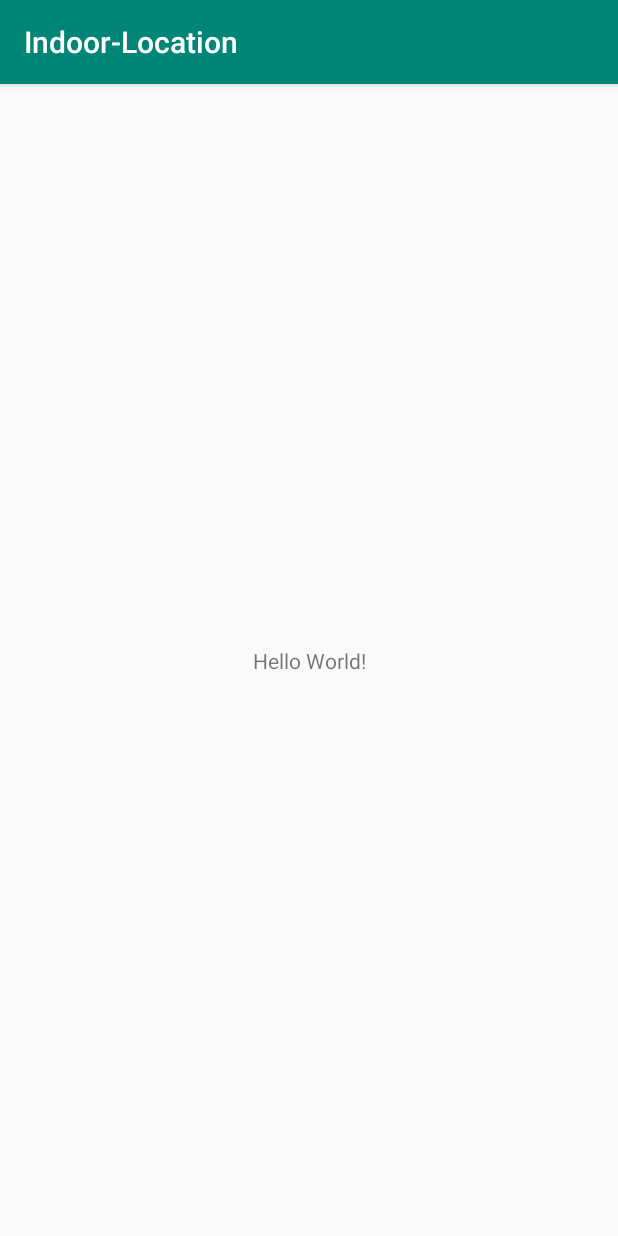
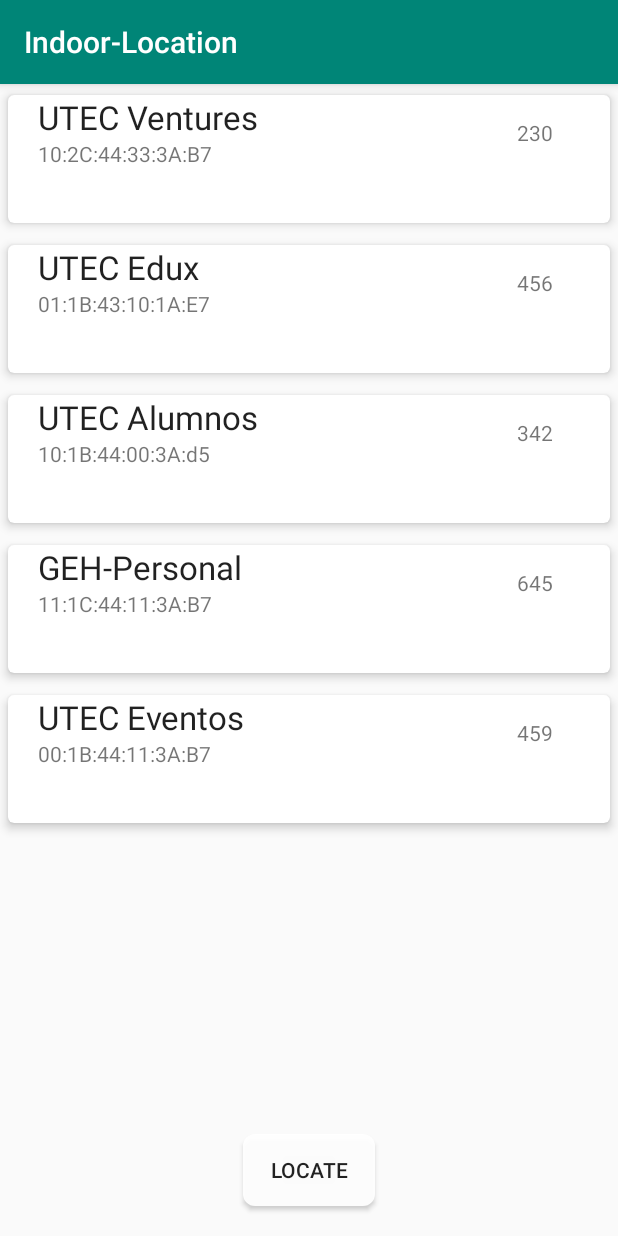
Before and after one commit to JonathanLoza/Indoor-Location, an Android app: the screen it shows after launch (IndoorLocationActivity), on a phone screen of 412 x 824 dp. Run offline under Robolectric (Android 15) with nearby library versions, the phone set to English and light mode, and no system bars.

Commit message:
Update Recyclerview

```diff
--- a/app/build.gradle
+++ b/app/build.gradle
@@ -26,4 +26,6 @@ dependencies {
     testImplementation 'junit:junit:4.12'
     androidTestImplementation 'androidx.test.ext:junit:1.1.0'
     androidTestImplementation 'androidx.test.espresso:espresso-core:3.1.1'
+    implementation 'androidx.recyclerview:recyclerview:1.1.0'
+    implementation 'androidx.cardview:cardview:1.0.0'
 }
--- a/app/src/main/java/com/example/indoor_location/IndoorLocationActivity.java
+++ b/app/src/main/java/com/example/indoor_location/IndoorLocationActivity.java
@@ -1,13 +1,42 @@
 package com.example.indoor_location;
 
 import androidx.appcompat.app.AppCompatActivity;
+import androidx.recyclerview.widget.LinearLayoutManager;
+import androidx.recyclerview.widget.RecyclerView;
+
 import android.os.Bundle;
 
+import java.util.ArrayList;
+import java.util.List;
+
 public class IndoorLocationActivity extends AppCompatActivity {
-
+    private RecyclerView recyclerView;
+    private WifiAdapter mAdapter;
+    private RecyclerView.LayoutManager layoutManager;
     @Override
     protected void onCreate(Bundle savedInstanceState) {
         super.onCreate(savedInstanceState);
         setContentView(R.layout.activity_indoor_location);
+        List<NetworkManager> items = new ArrayList<NetworkManager>();
+
+        items.add(new NetworkManager("UTEC Ventures", "10:2C:44:33:3A:B7", 230));
+        items.add(new NetworkManager("UTEC Edux", "01:1B:43:10:1A:E7", 456));
+        items.add(new NetworkManager("UTEC Alumnos", "10:1B:44:00:3A:d5", 342));
+        items.add(new NetworkManager("GEH-Personal", "11:1C:44:11:3A:B7", 645));
+        items.add(new NetworkManager("UTEC Eventos", "00:1B:44:11:3A:B7", 459));
+
+        recyclerView = (RecyclerView) findViewById(R.id.rvWifi);
+
+        // use this setting to improve performance if you know that changes
+        // in content do not change the layout size of the RecyclerView
+        recyclerView.setHasFixedSize(true);
+
+        // use a linear layout manager
+        layoutManager = new LinearLayoutManager(this);
+        recyclerView.setLayoutManager(layoutManager);
+
+        // specify an adapter (see also next example)
+        mAdapter = new WifiAdapter(items);
+        recyclerView.setAdapter(mAdapter);
     }
 }
--- a/app/src/main/java/com/example/indoor_location/NetworkManager.java
+++ b/app/src/main/java/com/example/indoor_location/NetworkManager.java
@@ -1,4 +1,25 @@
 package com.example.indoor_location;
 
 public class NetworkManager {
+    private String mac;
+    private String nombre;
+    private int rssi;
+
+    public NetworkManager(String nombre,String mac, int rssi) {
+        this.mac = mac;
+        this.nombre = nombre;
+        this.rssi = rssi;
+    }
+
+    public String getNombre() {
+        return nombre;
+    }
+
+    public int getRssi() {
+        return rssi;
+    }
+
+    public String getMac() {
+        return mac;
+    }
 }
--- a/app/src/main/java/com/example/indoor_location/WifiAdapter.java
+++ b/app/src/main/java/com/example/indoor_location/WifiAdapter.java
@@ -1,4 +1,64 @@
 package com.example.indoor_location;
 
-public class WifiAdapter {
+import android.view.LayoutInflater;
+import android.view.View;
+import android.view.ViewGroup;
+import android.widget.TextView;
+
+import androidx.cardview.widget.CardView;
+import androidx.recyclerview.widget.RecyclerView;
+
+import org.w3c.dom.Text;
+
+import java.util.List;
+
+public class WifiAdapter extends RecyclerView.Adapter<WifiAdapter.MyViewHolder>{
+    private List<NetworkManager> wifi;
+
+
+
+    public static class MyViewHolder extends RecyclerView.ViewHolder {
+        // each data item is just a string in this case
+        public TextView nombre;
+        public TextView rssi;
+        public TextView mac;
+        public MyViewHolder(View v) {
+            super(v);
+            nombre = (TextView) v.findViewById(R.id.nombre);
+            mac = (TextView) v.findViewById(R.id.mac);
+            rssi = (TextView) v.findViewById(R.id.rssi);
+        }
+    }
+
+    // Provide a suitable constructor (depends on the kind of dataset)
+    public WifiAdapter(List<NetworkManager> wifi) {
+        this.wifi = wifi;
+    }
+
+    // Create new views (invoked by the layout manager)
+    @Override
+    public WifiAdapter.MyViewHolder onCreateViewHolder(ViewGroup parent, int viewType) {
+        // create a new view
+        View v =  LayoutInflater.from(parent.getContext()).inflate(R.layout.cardview, parent, false);
+
+        MyViewHolder vh = new MyViewHolder(v);
+        return vh;
+    }
+
+    // Replace the contents of a view (invoked by the layout manager)
+    @Override
+    public void onBindViewHolder(MyViewHolder holder, int position) {
+        // - get element from your dataset at this position
+        // - replace the contents of the view with that element
+        holder.nombre.setText(wifi.get(position).getNombre());
+        holder.mac.setText(wifi.get(position).getMac());
+        holder.rssi.setText(Integer.toString(wifi.get(position).getRssi()));
+
+    }
+
+    // Return the size of your dataset (invoked by the layout manager)
+    @Override
+    public int getItemCount() {
+        return wifi.size();
+    }
 }
--- /dev/null
+++ b/app/src/main/res/drawable/rounded.xml
@@ -0,0 +1,9 @@
+<?xml version="1.0" encoding="utf-8"?>
+<shape xmlns:android="http://schemas.android.com/apk/res/android"
+    android:shape="rectangle">
+    <solid android:color="#eeffffff" />
+    <corners android:bottomRightRadius="8dp"
+        android:bottomLeftRadius="8dp"
+        android:topRightRadius="8dp"
+        android:topLeftRadius="8dp"/>
+</shape>
--- a/app/src/main/res/layout/activity_indoor_location.xml
+++ b/app/src/main/res/layout/activity_indoor_location.xml
@@ -1,19 +1,26 @@
 <?xml version="1.0" encoding="utf-8"?>
-<androidx.constraintlayout.widget.ConstraintLayout
+<RelativeLayout
     xmlns:android="http://schemas.android.com/apk/res/android"
     xmlns:tools="http://schemas.android.com/tools"
     xmlns:app="http://schemas.android.com/apk/res-auto"
     android:layout_width="match_parent"
     android:layout_height="match_parent"
-    tools:context=".MainActivity">
+    tools:context=".IndoorLocationActivity">
 
-    <TextView
+    <androidx.recyclerview.widget.RecyclerView
+        android:id="@+id/rvWifi"
+        android:layout_width="match_parent"
+        android:layout_height="match_parent"
+        />
+
+    <Button
         android:layout_width="wrap_content"
         android:layout_height="wrap_content"
-        android:text="Hello World!"
-        app:layout_constraintBottom_toBottomOf="parent"
-        app:layout_constraintLeft_toLeftOf="parent"
-        app:layout_constraintRight_toRightOf="parent"
-        app:layout_constraintTop_toTopOf="parent" />
+        android:layout_alignParentBottom="true"
+        android:layout_centerHorizontal="true"
+        android:layout_marginBottom="20dp"
+        android:background="@drawable/rounded"
+        android:text="@string/location"
+        />
 
-</androidx.constraintlayout.widget.ConstraintLayout>
+</RelativeLayout>
--- /dev/null
+++ b/app/src/main/res/layout/cardview.xml
@@ -0,0 +1,45 @@
+<androidx.cardview.widget.CardView xmlns:android="http://schemas.android.com/apk/res/android"
+    xmlns:card_view="http://schemas.android.com/apk/res-auto"
+    android:layout_width="match_parent"
+    android:layout_height="100dp"
+    card_view:cardCornerRadius="4dp"
+    card_view:cardElevation="4dp"
+    android:id="@+id/cv"
+    card_view:cardUseCompatPadding="true">
+
+    <RelativeLayout
+        android:layout_width="wrap_content"
+        android:layout_height="wrap_content">
+
+        <TextView
+            android:layout_width="wrap_content"
+            android:layout_height="wrap_content"
+            android:textAppearance="?android:attr/textAppearanceLarge"
+            android:text="Large Text"
+            android:id="@+id/nombre"
+            android:layout_alignParentTop="true"
+            android:layout_marginLeft="20dp" />
+
+        <TextView
+            android:layout_width="wrap_content"
+            android:layout_height="wrap_content"
+            android:textAppearance="?android:attr/textAppearanceSmall"
+            android:text="Small Text"
+            android:id="@+id/mac"
+            android:layout_below="@+id/nombre"
+            android:layout_marginLeft="20dp" />
+
+        <TextView
+            android:id="@+id/rssi"
+            android:layout_width="100dp"
+            android:layout_height="30dp"
+            android:scaleType="centerCrop"
+            android:text="RSSI"
+            android:layout_marginTop="15dp"
+            android:textAlignment="center"
+            android:layout_alignParentRight="true"
+            />
+
+
+    </RelativeLayout>
+</androidx.cardview.widget.CardView>
--- /dev/null
+++ b/app/src/main/res/layout/my_text_view.xml
@@ -0,0 +1,7 @@
+<?xml version="1.0" encoding="utf-8"?>
+<TextView xmlns:android="http://schemas.android.com/apk/res/android"
+    android:orientation="vertical"
+    android:layout_width="wrap_content"
+    android:layout_height="wrap_content">
+
+</TextView>
--- a/app/src/main/res/values/strings.xml
+++ b/app/src/main/res/values/strings.xml
@@ -1,3 +1,4 @@
 <resources>
     <string name="app_name">Indoor-Location</string>
+    <string name="location">Locate</string>
 </resources>
```
